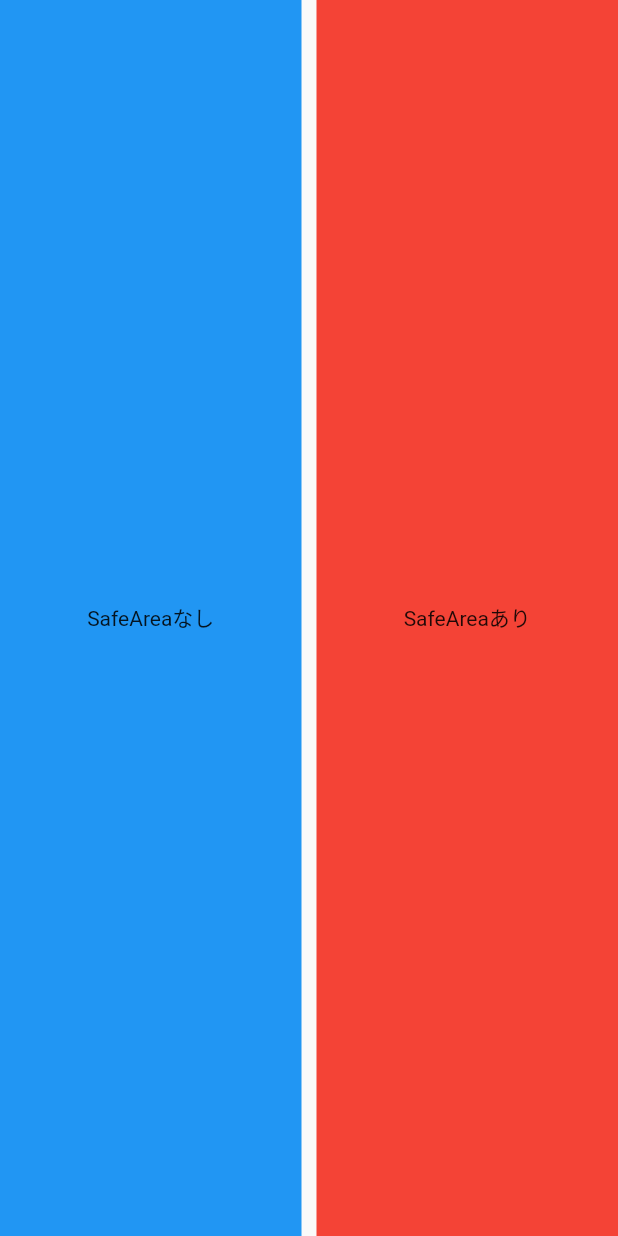
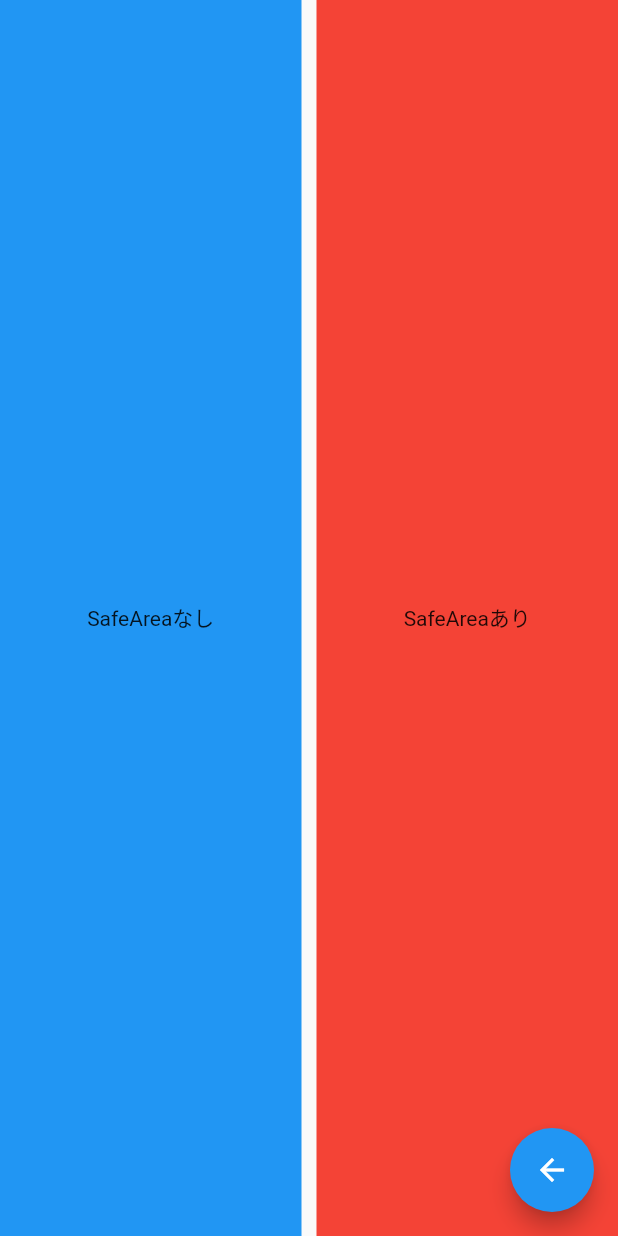
Before and after one commit to trm11tkr/widget-of-the-week, a Flutter app: the SafeAreaPage screen opened by its route, on a phone screen of 412 x 824 dp. Run offline on Flutter 3.47's test engine with Material 2 defaults, Android fonts, the phone set to English and light mode, and no system bars.

Commit message:
SafePageからHomePageに戻るボタンを追加

```diff
--- a/lib/pages/safe_area.dart
+++ b/lib/pages/safe_area.dart
@@ -27,6 +27,12 @@ class SafeAreaPage extends StatelessWidget {
           ),
         ],
       ),
+      floatingActionButton: FloatingActionButton(
+        onPressed: () {
+          Navigator.pop(context);
+        },
+        child: const Icon(Icons.arrow_back),
+      ),
     );
   }
 }
```
